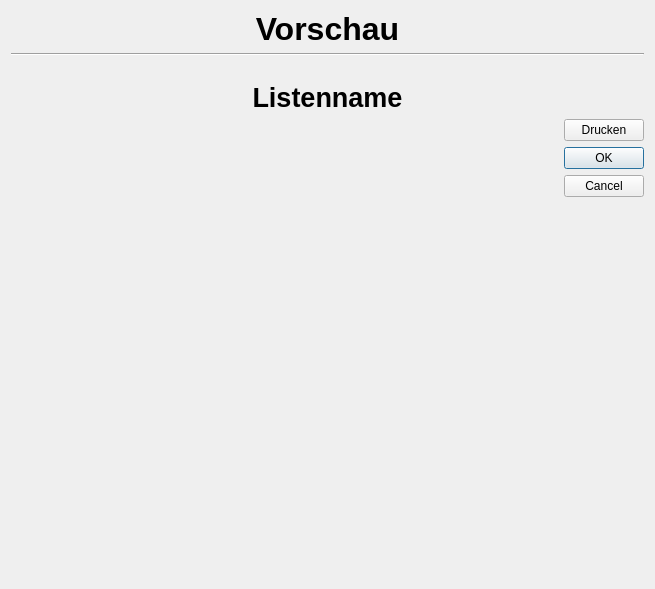
Qt form urlaubsliste/ui/preview.ui (TheCheese42/urlaubsliste) before a commit.
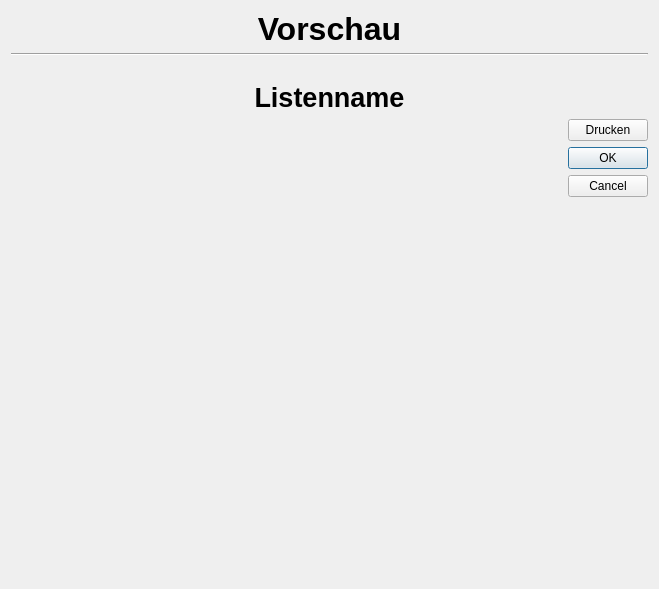
The same form after that commit.

Diff of the .ui file:
```diff
--- a/urlaubsliste/ui/preview.ui
+++ b/urlaubsliste/ui/preview.ui
@@ -6,7 +6,7 @@
    <rect>
     <x>0</x>
     <y>0</y>
-    <width>655</width>
+    <width>659</width>
     <height>589</height>
    </rect>
   </property>
```
Left out of the diff: 94 changed lines with no effect on the pictures.
